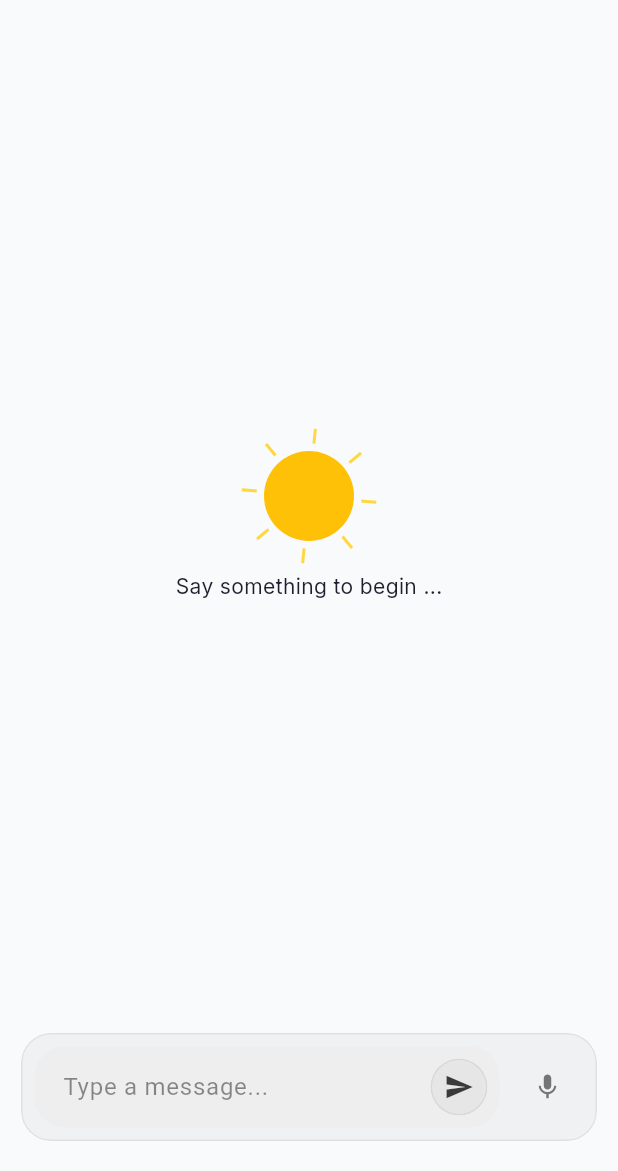
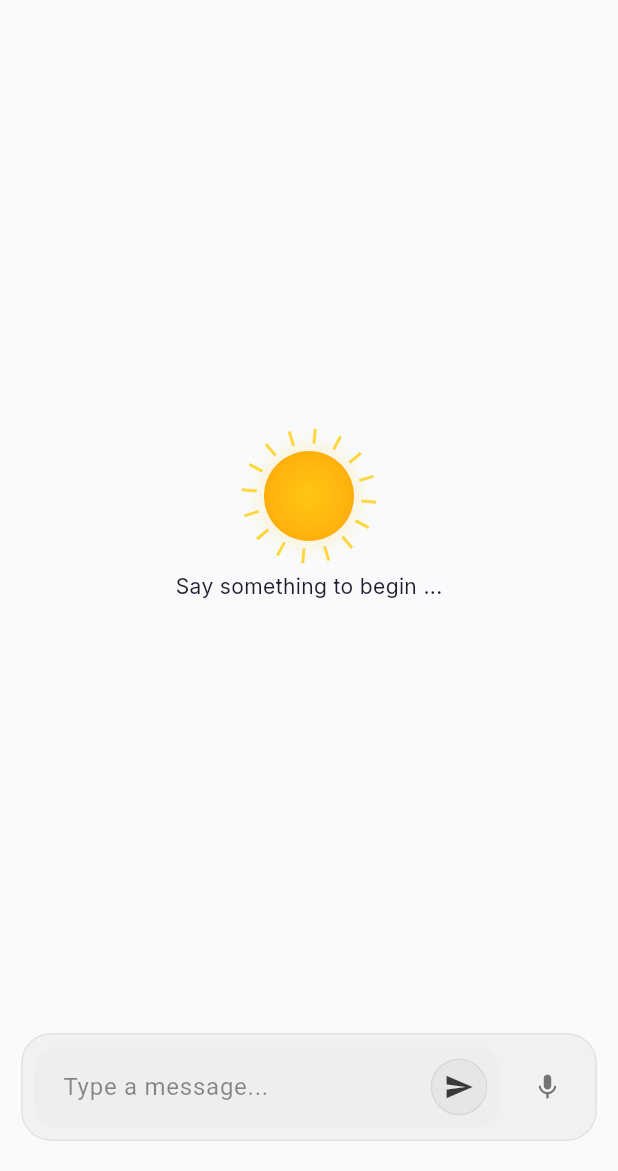
Before and after one commit to DebdaruDG/bird_assistant_AI_arabic, a Flutter app: the screen it shows after launch, after a tap on the "dark mode" icon, on a phone screen of 412 x 824 dp, the part 65-1236 px from its top. Run offline on Flutter 3.47's test engine with Material 3 defaults, Android fonts, the phone set to English and light mode, and no system bars; our stand-ins replace audioplayers, flutter_svg; missing offline and left inert: dart:html, record; network calls fail.

Commit message:
in progress

```diff
--- a/lib/utils/custom_paints/sun_moon.dart
+++ b/lib/utils/custom_paints/sun_moon.dart
@@ -13,31 +13,77 @@ class SunMoonPainter extends CustomPainter {
   @override
   void paint(Canvas canvas, Size size) {
     final center = Offset(size.width / 2, size.height / 2);
-    final paint = Paint();
+    final double radius = size.width * 0.3;
 
     if (isDarkMode) {
-      // Draw moon
-      paint.color = Colors.grey.shade300;
-      canvas.drawCircle(center, size.width * 0.3, paint);
+      // Moon with gradient and more craters
+      final gradient = RadialGradient(
+        colors: [Colors.grey.shade300, Colors.grey.shade800],
+        center: Alignment.center,
+        radius: 0.8,
+      );
 
-      // Draw craters
-      paint.color = Colors.grey.shade600;
-      canvas.drawCircle(center.translate(-6, -4), 3, paint);
-      canvas.drawCircle(center.translate(4, 6), 2, paint);
-      canvas.drawCircle(center.translate(8, -5), 1.5, paint);
+      final rect = Rect.fromCircle(center: center, radius: radius);
+      final paint = Paint()..shader = gradient.createShader(rect);
+      canvas.drawCircle(center, radius, paint);
+
+      // Glow
+      canvas.drawCircle(
+        center,
+        radius + 4,
+        Paint()
+          ..color = Colors.blueGrey.withOpacity(0.2)
+          ..maskFilter = const MaskFilter.blur(BlurStyle.normal, 6),
+      );
+
+      // Craters
+      final craterPaint = Paint()..color = Colors.grey.shade600;
+      final craterOffsets = [
+        Offset(-6, -4),
+        Offset(4, 6),
+        Offset(8, -5),
+        Offset(-10, 3),
+        Offset(2, -9),
+        Offset(6, 9),
+      ];
+      final craterSizes = [3.0, 2.0, 1.5, 2.5, 1.0, 2.2];
+
+      for (int i = 0; i < craterOffsets.length; i++) {
+        canvas.drawCircle(
+          center.translate(craterOffsets[i].dx, craterOffsets[i].dy),
+          craterSizes[i],
+          craterPaint,
+        );
+      }
     } else {
-      // Draw sun
-      paint.color = Colors.amber;
-      canvas.drawCircle(center, size.width * 0.3, paint);
+      // Sun with gradient, more rays, and glow
+      final gradient = RadialGradient(
+        colors: [Colors.amber, Colors.orange],
+        center: Alignment.center,
+        radius: 0.8,
+      );
 
-      // Draw sun rays
+      final rect = Rect.fromCircle(center: center, radius: radius);
+      final paint = Paint()..shader = gradient.createShader(rect);
+      canvas.drawCircle(center, radius, paint);
+
+      // Glow
+      canvas.drawCircle(
+        center,
+        radius + 4,
+        Paint()
+          ..color = Colors.amberAccent.withOpacity(0.2)
+          ..maskFilter = const MaskFilter.blur(BlurStyle.normal, 6),
+      );
+
+      // Sun rays (16 total)
       final rayPaint =
           Paint()
             ..color = Colors.amberAccent
             ..strokeWidth = 2;
 
-      for (int i = 0; i < 8; i++) {
-        final angle = i * (360 / 8) * 3.1416 / 180;
+      for (int i = 0; i < 16; i++) {
+        final angle = i * (pi / 8);
         final start = center + Offset.fromDirection(angle, size.width * 0.35);
         final end = center + Offset.fromDirection(angle, size.width * 0.45);
         canvas.drawLine(start, end, rayPaint);
@@ -61,33 +107,80 @@ class AnimatedSunMoonPainter extends CustomPainter {
   @override
   void paint(Canvas canvas, Size size) {
     final center = Offset(size.width / 2, size.height / 2);
-    final paint = Paint();
+    final double radius = size.width * 0.3;
 
     if (isDarkMode) {
-      // Draw moon (floating effect)
+      // Moon: Gradient surface + floating effect + more craters
       final floatOffset = Offset(0, 5 * sin(animationValue * 2 * pi));
       final moonCenter = center + floatOffset;
 
-      paint.color = Colors.grey.shade300;
-      canvas.drawCircle(moonCenter, size.width * 0.3, paint);
+      final gradient = RadialGradient(
+        colors: [Colors.grey.shade300, Colors.grey.shade800],
+        center: Alignment.center,
+        radius: 0.8,
+      );
 
-      paint.color = Colors.grey.shade600;
-      canvas.drawCircle(moonCenter.translate(-6, -4), 3, paint);
-      canvas.drawCircle(moonCenter.translate(4, 6), 2, paint);
-      canvas.drawCircle(moonCenter.translate(8, -5), 1.5, paint);
+      final rect = Rect.fromCircle(center: moonCenter, radius: radius);
+      final paint = Paint()..shader = gradient.createShader(rect);
+      canvas.drawCircle(moonCenter, radius, paint);
+
+      // Glow effect
+      canvas.drawCircle(
+        moonCenter,
+        radius + 4,
+        Paint()
+          ..color = Colors.blueGrey.withOpacity(0.2)
+          ..maskFilter = const MaskFilter.blur(BlurStyle.normal, 6),
+      );
+
+      // Craters
+      final craterPaint = Paint()..color = Colors.grey.shade600;
+      final craterOffsets = [
+        Offset(-6, -4),
+        Offset(4, 6),
+        Offset(8, -5),
+        Offset(-10, 3),
+        Offset(2, -9),
+        Offset(6, 9),
+      ];
+      final craterSizes = [3.0, 2.0, 1.5, 2.5, 1.0, 2.2];
+
+      for (int i = 0; i < craterOffsets.length; i++) {
+        canvas.drawCircle(
+          moonCenter.translate(craterOffsets[i].dx, craterOffsets[i].dy),
+          craterSizes[i],
+          craterPaint,
+        );
+      }
     } else {
-      // Draw sun
-      paint.color = Colors.amber;
-      canvas.drawCircle(center, size.width * 0.3, paint);
+      // Sun: Gradient + 16 rays + glow
+      final gradient = RadialGradient(
+        colors: [Colors.amber, Colors.orange],
+        center: Alignment.center,
+        radius: 0.8,
+      );
 
-      // Rotating rays
+      final rect = Rect.fromCircle(center: center, radius: radius);
+      final paint = Paint()..shader = gradient.createShader(rect);
+      canvas.drawCircle(center, radius, paint);
+
+      // Glow effect
+      canvas.drawCircle(
+        center,
+        radius + 4,
+        Paint()
+          ..color = Colors.amberAccent.withOpacity(0.2)
+          ..maskFilter = const MaskFilter.blur(BlurStyle.normal, 6),
+      );
+
+      // Rotating rays (16 total)
       final rayPaint =
           Paint()
             ..color = Colors.amberAccent
             ..strokeWidth = 2;
 
-      for (int i = 0; i < 8; i++) {
-        final angle = (i * pi / 4) + (animationValue * 2 * pi); // add rotation
+      for (int i = 0; i < 16; i++) {
+        final angle = (i * pi / 8) + (animationValue * 2 * pi);
         final start = center + Offset.fromDirection(angle, size.width * 0.35);
         final end = center + Offset.fromDirection(angle, size.width * 0.45);
         canvas.drawLine(start, end, rayPaint);
--- a/lib/utils/input_field.dart
+++ b/lib/utils/input_field.dart
@@ -48,11 +48,11 @@ class InputSection extends StatelessWidget {
                                   : 'Type a message...',
                           hintStyle: const TextStyle(color: Colors.black45),
                           border: OutlineInputBorder(
-                            borderRadius: BorderRadius.circular(20),
+                            borderRadius: BorderRadius.circular(16),
                             borderSide: BorderSide.none,
                           ),
                           focusedBorder: OutlineInputBorder(
-                            borderRadius: BorderRadius.circular(20),
+                            borderRadius: BorderRadius.circular(16),
                             borderSide: BorderSide.none,
                           ),
                           suffixIcon: IconButton(
```
Also changed, not shown: lib/providers/chat/chat_provider.dart (+14 -3 lines), lib/screens/chat_screen.dart (+8 -0 lines).
